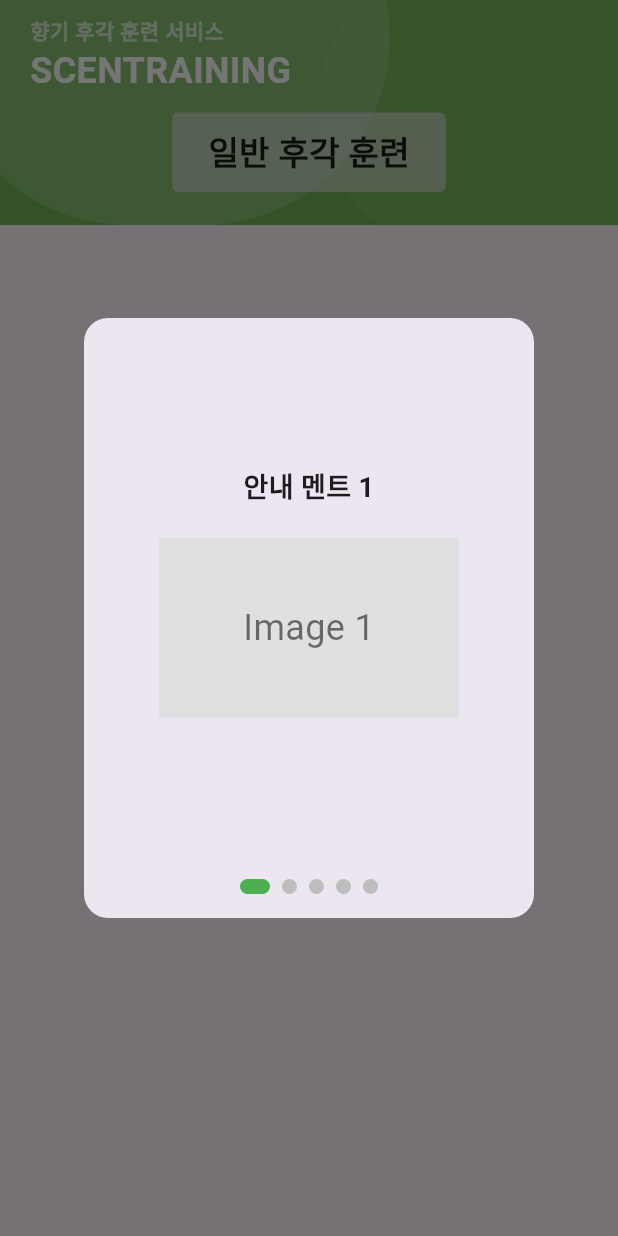
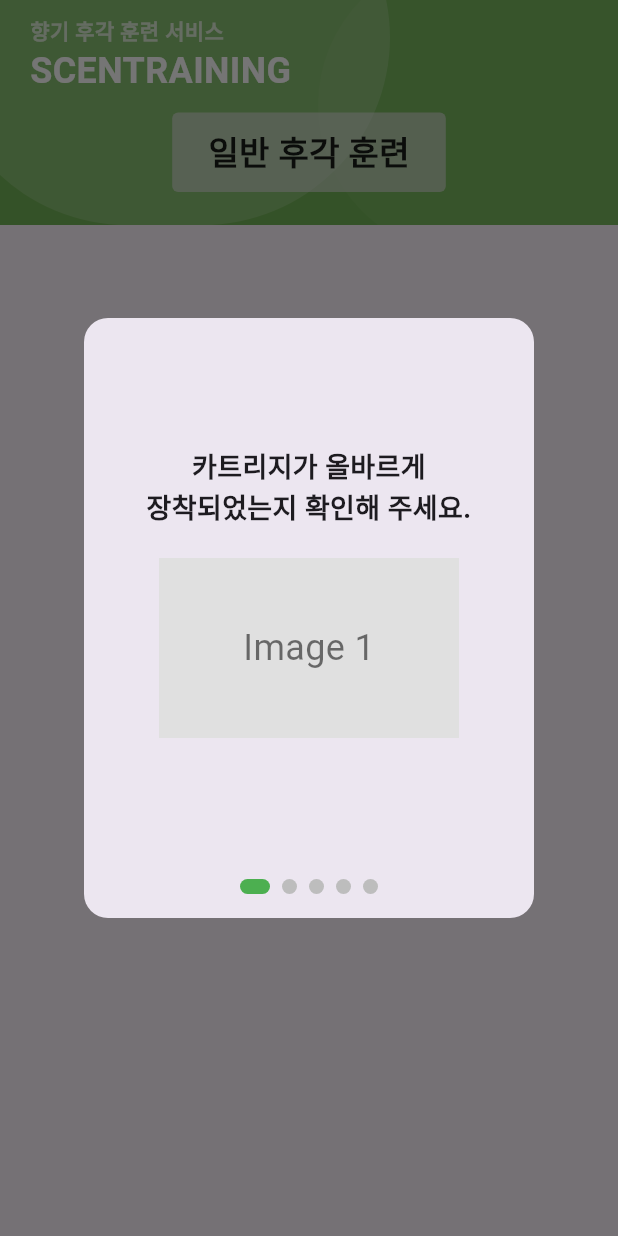
Before and after one commit to deepscent-cnu/deepscent-cnu-app, a Flutter app: the NormalOlfactoryTrainingScreen screen opened directly, on a phone screen of 412 x 824 dp. Run offline on Flutter 3.47's test engine with Material 3 defaults, Android fonts, the phone set to English and light mode, and no system bars.

Commit message:
chore: 훈련 모달 안내 멘트 문구 추가

```diff
--- a/lib/features/normal_olfactory_training/presentation/screens/normal_olfactory_training_screen.dart
+++ b/lib/features/normal_olfactory_training/presentation/screens/normal_olfactory_training_screen.dart
@@ -34,11 +34,11 @@ class _NormalOlfactoryTrainingScreenState
     const int totalPages = 5;  // 총 페이지 수
 
     final List<String> instructions = [
-      '안내 멘트 1',
-      '안내 멘트 2',
-      '안내 멘트 3',
-      '안내 멘트 4',
-      '안내 멘트 5',
+      '카트리지가 올바르게\n장착되었는지 확인해 주세요.',
+      '향의 구성은 3개월마다\n새롭게 변경해 주세요.',
+      '향을 맡기 힘들 경우, 자동으로 발향 강도를 높여줍니다.',
+      '향을 맡으며 관련된 추억이나 장면을 떠올려 보세요.',
+      '훈련을 시작할 준비가 되었다면\n아래 버튼을 눌러주세요.',
     ];
 
     showDialog(
```
